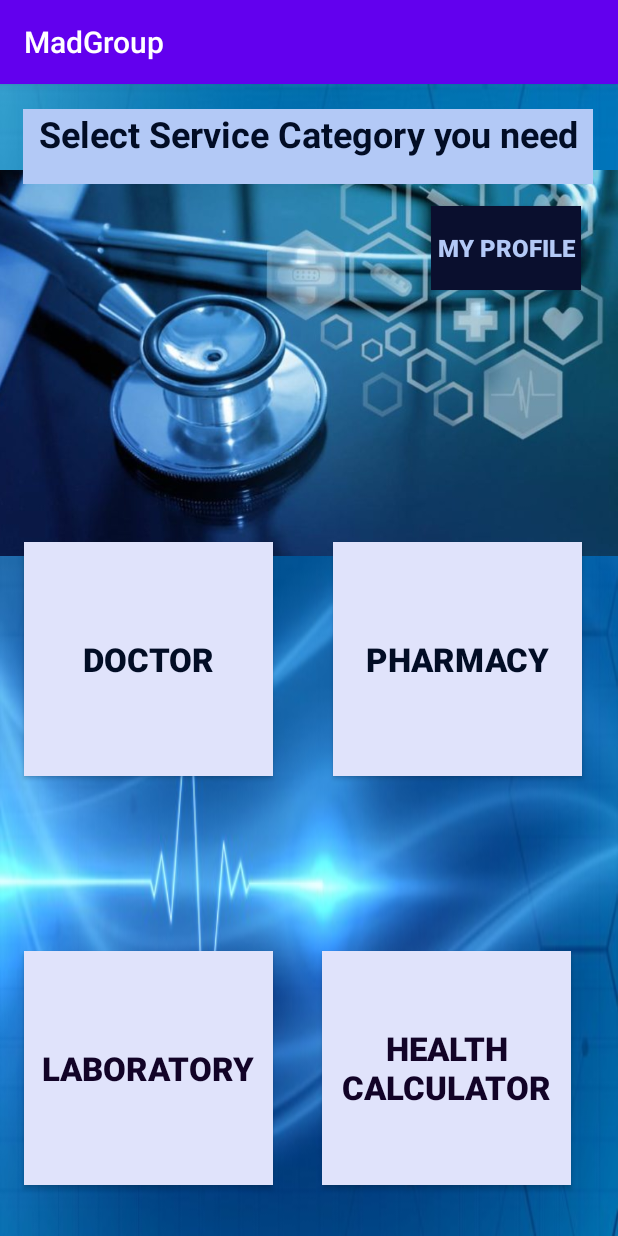
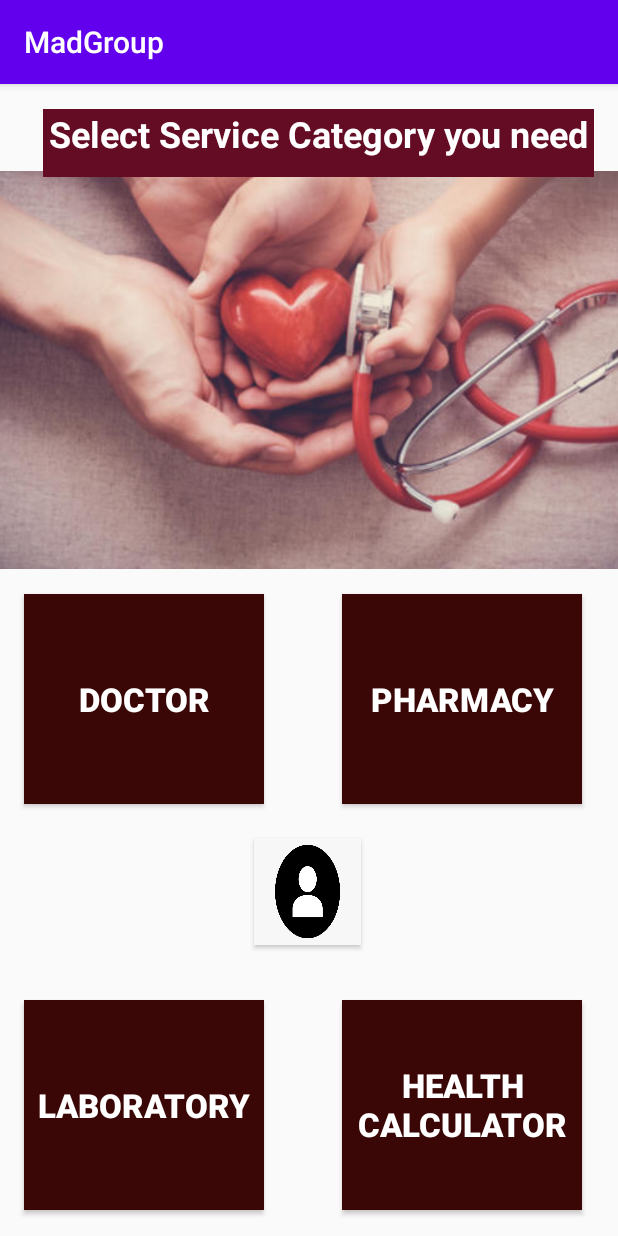
Before and after one commit to IT19040004/CoDe_WarRiors-Matara, an Android app: the PatientHome screen opened directly, with no data from a screen before it, on a phone screen of 412 x 824 dp. Run offline under Robolectric (Android 15) with nearby library versions, the phone set to English and light mode, and no system bars.

Commit message:
Re arrange Interface components and colors

```diff
--- a/app/src/main/res/layout/activity_lab_chemist_list.xml
+++ b/app/src/main/res/layout/activity_lab_chemist_list.xml
@@ -46,7 +46,7 @@
         android:layout_marginTop="8dp"
         android:text="Lab Chemists List"
         android:textStyle="bold"
-        android:textColor="#031373"
+        android:textColor="#3A0606"
         android:textSize="26sp"
         app:layout_constraintBottom_toTopOf="@+id/searchView"
         app:layout_constraintEnd_toEndOf="parent"
--- a/app/src/main/res/layout/activity_my_lab_bookings.xml
+++ b/app/src/main/res/layout/activity_my_lab_bookings.xml
@@ -13,11 +13,11 @@
         android:id="@+id/textView"
         android:layout_width="380sp"
         android:layout_height="30sp"
-        android:background="@color/buttonTextColour"
+        android:background="#650C25"
         android:gravity="center_horizontal"
         android:text="My Lab Bookings"
         android:textAlignment="center"
-        android:textColor="@color/captions"
+        android:textColor="@color/design_default_color_background"
         android:textSize="24sp"
         android:textStyle="bold"
         app:layout_constraintBottom_toBottomOf="parent"
--- a/app/src/main/res/layout/activity_patient_home.xml
+++ b/app/src/main/res/layout/activity_patient_home.xml
@@ -4,7 +4,6 @@
     xmlns:tools="http://schemas.android.com/tools"
     android:layout_width="match_parent"
     android:layout_height="match_parent"
-    android:background="@drawable/low"
     tools:context=".PatientHome">
 
     <ImageView
@@ -15,108 +14,108 @@
         android:layout_marginLeft="24dp"
         app:layout_constraintBottom_toBottomOf="parent"
         app:layout_constraintEnd_toEndOf="parent"
-        app:layout_constraintHorizontal_bias="1.0"
+        app:layout_constraintHorizontal_bias="0.82"
         app:layout_constraintStart_toStartOf="parent"
         app:layout_constraintTop_toTopOf="parent"
-        app:layout_constraintVertical_bias="0.0"
-        app:srcCompat="@drawable/df" />
+        app:layout_constraintVertical_bias="0.011"
+        app:srcCompat="@drawable/new1" />
 
     <TextView
         android:id="@+id/textView"
-        android:layout_width="380sp"
-        android:layout_height="50sp"
-        android:background="@color/buttonTextColour"
+        android:layout_width="367dp"
+        android:layout_height="45dp"
+        android:background="#650C25"
         android:text="Select Service Category you need"
         android:textAlignment="center"
-        android:textColor="@color/captions"
+        android:textColor="@color/design_default_color_background"
         android:textSize="24sp"
         android:textStyle="bold"
         app:layout_constraintBottom_toBottomOf="parent"
         app:layout_constraintEnd_toEndOf="parent"
-        app:layout_constraintHorizontal_bias="0.483"
+        app:layout_constraintHorizontal_bias="0.636"
         app:layout_constraintStart_toStartOf="parent"
         app:layout_constraintTop_toTopOf="parent"
-        app:layout_constraintVertical_bias="0.023" />
+        app:layout_constraintVertical_bias="0.023"
+        android:gravity="center_horizontal" />
 
     <Button
         android:id="@+id/btnprofile"
-        android:layout_width="100dp"
-        android:layout_height="56dp"
-        android:background="@color/buttonBackground"
-        android:text="My Profile"
+        android:layout_width="71dp"
+        android:layout_height="71dp"
+        android:background="@drawable/pp"
         android:textAlignment="center"
         android:textColor="@color/buttonTextColour"
         android:textSize="16sp"
         android:textStyle="bold"
         app:layout_constraintBottom_toBottomOf="parent"
         app:layout_constraintEnd_toEndOf="parent"
-        app:layout_constraintHorizontal_bias="0.922"
+        app:layout_constraintHorizontal_bias="0.498"
         app:layout_constraintStart_toStartOf="parent"
         app:layout_constraintTop_toTopOf="parent"
-        app:layout_constraintVertical_bias="0.114" />
+        app:layout_constraintVertical_bias="0.722" />
 
     <Button
         android:id="@+id/btnDoc"
-        android:layout_width="166dp"
-        android:layout_height="156dp"
-        android:background="#E0E3FB"
+        android:layout_width="160dp"
+        android:layout_height="140dp"
+        android:background="#3A0606"
         android:text="Doctor"
-        android:textColor="@color/captions"
+        android:textColor="@color/design_default_color_background"
         android:textSize="22sp"
         android:textStyle="bold"
         app:layout_constraintBottom_toBottomOf="parent"
         app:layout_constraintEnd_toEndOf="parent"
-        app:layout_constraintHorizontal_bias="0.065"
+        app:layout_constraintHorizontal_bias="0.063"
         app:layout_constraintStart_toStartOf="parent"
         app:layout_constraintTop_toTopOf="parent"
-        app:layout_constraintVertical_bias="0.499" />
+        app:layout_constraintVertical_bias="0.541" />
 
     <Button
         android:id="@+id/button3"
-        android:layout_width="166dp"
-        android:layout_height="156dp"
-        android:background="#E0E3FB"
+        android:layout_width="160sp"
+        android:layout_height="140sp"
+        android:background="#3A0606"
         android:text="Pharmacy"
-        android:textColor="@color/captions"
+        android:textColor="@color/design_default_color_background"
         android:textSize="22sp"
         android:textStyle="bold"
         app:layout_constraintBottom_toBottomOf="parent"
         app:layout_constraintEnd_toEndOf="parent"
-        app:layout_constraintHorizontal_bias="0.902"
+        app:layout_constraintHorizontal_bias="0.904"
         app:layout_constraintStart_toStartOf="parent"
         app:layout_constraintTop_toTopOf="parent"
-        app:layout_constraintVertical_bias="0.499" />
+        app:layout_constraintVertical_bias="0.541" />
 
     <Button
         android:id="@+id/btnLab"
-        android:layout_width="166dp"
-        android:layout_height="156dp"
-        android:background="#E0E3FB"
+        android:layout_width="160sp"
+        android:layout_height="140sp"
+        android:background="#3A0606"
         android:text="Laboratory"
-        android:textColor="@color/formTxtColour"
+        android:textColor="@color/design_default_color_background"
         android:textSize="22sp"
         android:textStyle="bold"
         app:layout_constraintBottom_toBottomOf="parent"
         app:layout_constraintEnd_toEndOf="parent"
-        app:layout_constraintHorizontal_bias="0.065"
+        app:layout_constraintHorizontal_bias="0.063"
         app:layout_constraintStart_toStartOf="parent"
         app:layout_constraintTop_toTopOf="parent"
-        app:layout_constraintVertical_bias="0.944" />
+        app:layout_constraintVertical_bias="0.972" />
 
     <Button
         android:id="@+id/btnCal"
-        android:layout_width="166dp"
-        android:layout_height="156dp"
-        android:background="#E0E3FB"
+        android:layout_width="160sp"
+        android:layout_height="140sp"
+        android:background="#3A0606"
         android:text="Health Calculator"
-        android:textColor="@color/formTxtColour"
+        android:textColor="@color/design_default_color_background"
         android:textSize="22sp"
         android:textStyle="bold"
         app:layout_constraintBottom_toBottomOf="parent"
         app:layout_constraintEnd_toEndOf="parent"
-        app:layout_constraintHorizontal_bias="0.873"
+        app:layout_constraintHorizontal_bias="0.904"
         app:layout_constraintStart_toStartOf="parent"
         app:layout_constraintTop_toTopOf="parent"
-        app:layout_constraintVertical_bias="0.944" />
+        app:layout_constraintVertical_bias="0.972" />
 
 </androidx.constraintlayout.widget.ConstraintLayout>
```
Also changed, not shown: app/src/main/res/layout/activity_b_m_icalculate.xml (+15 -13 lines), app/src/main/res/layout/app_list_item.xml (+7 -7 lines).
